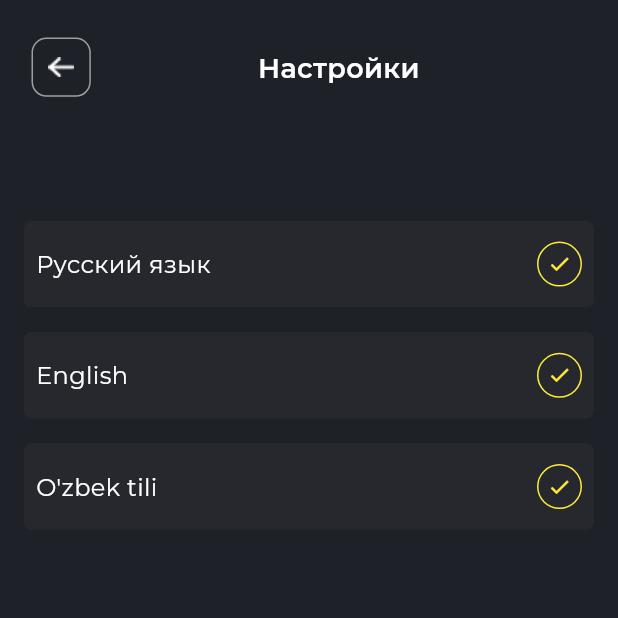
After one commit to Vakhiddev/taxiapp, a Flutter app: the SetLanguage screen opened directly, on a phone screen of 412 x 824 dp, the top half of it. The commit adds this screen. Run offline on Flutter 3.47's test engine with Material 3 defaults, Android fonts, the phone set to English and light mode, and no system bars; our stand-ins replace flutter_advanced_drawer, flutter_svg, flutter_switch, google_fonts, image_picker, package_info_plus; project files that could hold a hidden picture were left out.

Commit message:
myAddres, newLocation, setting, lang setting added and switch icon fixed

```diff
--- /dev/null
+++ b/lib/drawer_menu/set_language.dart
@@ -0,0 +1,201 @@
+import 'package:flutter/material.dart';
+import 'package:flutter_svg/svg.dart';
+
+import '../custom_widgets/back_button.dart';
+import '../custom_widgets/text_container.dart';
+
+class SetLanguage extends StatefulWidget {
+  const SetLanguage({super.key});
+
+  @override
+  State<SetLanguage> createState() => _SetLanguageState();
+}
+
+class _SetLanguageState extends State<SetLanguage> {
+  bool checkRu = true;
+  bool checkUz = true;
+  bool checkEng = true;
+
+  @override
+  Widget build(BuildContext context) {
+    double height = MediaQuery.of(context).size.height;
+    double width = MediaQuery.of(context).size.width;
+    return Scaffold(
+      body: SafeArea(
+        child: Center(
+          child: Padding(
+            padding: const EdgeInsets.symmetric(horizontal: 16.0),
+            child: Column(
+              crossAxisAlignment: CrossAxisAlignment.start,
+              children: [
+                Row(
+                  mainAxisAlignment: MainAxisAlignment.spaceBetween,
+                  children: [
+                    backButton(
+                      height: height * 0.8,
+                      width: width * 0.8,
+                      onTap: () {
+                        Navigator.pop(context);
+                      },
+                    ),
+                    const TextContainer(
+                      "Настройки",
+                      fontSize: 18,
+                      fontWeight: FontWeight.w600,
+                    ),
+                    const SizedBox(
+                      height: 10,
+                      width: 10,
+                    ),
+                  ],
+                ),
+                SizedBox(height: height * 0.05),
+                SizedBox(height: height * 0.02),
+                Container(
+                  height: height * 0.07,
+                  width: width,
+                  decoration: BoxDecoration(
+                      borderRadius: BorderRadius.circular(5),
+                      color: const Color.fromRGBO(38, 40, 45, 1)),
+                  child: Row(
+                    mainAxisAlignment: MainAxisAlignment.spaceBetween,
+                    children: [
+                      const Padding(
+                        padding: EdgeInsets.all(8.0),
+                        child: TextContainer("Русский язык"),
+                      ),
+
+                      Padding(
+                        padding: const EdgeInsets.all(8.0),
+                        child: GestureDetector(
+                          onTap: () {
+                            setState(() {
+                              checkRu = !checkRu;
+                            });
+                          },
+                          child: Container(
+                            width: 30,
+                            height: 30,
+                            decoration: BoxDecoration(
+                              shape: BoxShape.circle,
+                              border: Border.all(
+                                color: checkRu ? Colors.yellow : Colors.grey.shade700 ,
+                              ),
+                              color: Colors.transparent,
+                            ),
+                            child: checkRu
+                                ? const Icon(
+                              Icons.check,
+                              color: Colors.yellow,
+                              size: 16,
+                            )
+                                : null,
+                          ),
+                        ),
+                      ),
+                    ],
+                  ),
+                ),
+                SizedBox(height: height * 0.02),
+                Container(
+                  height: height * 0.07,
+                  width: width,
+                  decoration: BoxDecoration(
+                      borderRadius: BorderRadius.circular(5),
+                      color: const Color.fromRGBO(38, 40, 45, 1)),
+                  child: Row(
+                    mainAxisAlignment: MainAxisAlignment.spaceBetween,
+                    children: [
+                      const Padding(
+                        padding: EdgeInsets.all(8.0),
+                        child: TextContainer("English"),
+                      ),
+                      Padding(
+                        padding: const EdgeInsets.all(8.0),
+                        child: GestureDetector(
+                          onTap: () {
+                            setState(() {
+                              checkEng = !checkEng;
+                            });
+                          },
+                          child: Container(
+                            width: 30,
+                            height: 30,
+                            decoration: BoxDecoration(
+                              shape: BoxShape.circle,
+                              border: Border.all(
+                                color: checkEng ? Colors.yellow : Colors.grey.shade700 ,
+                              ),
+                              color: Colors.transparent,
+                            ),
+                            child: checkEng
+                                ? const Icon(
+                              Icons.check,
+                              color: Colors.yellow,
+                              size: 16,
+                            )
+                                : null,
+                          ),
+                        ),
+                      ),
+
+                    ],
+                  ),
+                ),
+                SizedBox(height: height * 0.02),
+
+
+                Container(
+                  height: height * 0.07,
+                  width: width,
+                  decoration: BoxDecoration(
+                    borderRadius: BorderRadius.circular(5),
+                    color: const Color.fromRGBO(38, 40, 45, 1),
+                  ),
+                  child: Row(
+                    mainAxisAlignment: MainAxisAlignment.spaceBetween,
+                    children: [
+                      const Padding(
+                        padding: EdgeInsets.all(8.0),
+                        child: TextContainer("O'zbek tili"),
+                      ),
+                      Padding(
+                        padding: const EdgeInsets.all(8.0),
+                        child: GestureDetector(
+                          onTap: () {
+                            setState(() {
+                              checkUz = !checkUz;
+                            });
+                          },
+                          child: Container(
+                            width: 30,
+                            height: 30,
+                            decoration: BoxDecoration(
+                              shape: BoxShape.circle,
+                              border: Border.all(
+                                color: checkUz ? Colors.yellow : Colors.grey.shade700 ,
+                              ),
+                              color: Colors.transparent,
+                            ),
+                            child: checkUz
+                                ? const Icon(
+                              Icons.check,
+                              color: Colors.yellow,
+                              size: 16,
+                            )
+                                : null,
+                          ),
+                        ),
+                      ),
+                    ],
+                  ),
+                ),
+
+              ],
+            ),
+          ),
+        ),
+      ),
+    );
+  }
+}
--- a/lib/screens copy/auth_screen.dart
+++ b/lib/screens copy/auth_screen.dart
@@ -66,7 +66,8 @@ class _AuthScreenState extends State<AuthScreen> {
                           textColor = const Color.fromRGBO(255, 255, 255, 1);
                           isPush = false;
                         }
-                      });
+                      }
+                      );
                     },
                     cursorColor: Colors.grey,
                     style: GoogleFonts.montserrat(
--- a/pubspec.yaml
+++ b/pubspec.yaml
@@ -41,6 +41,7 @@ dependencies:
   flutter_svg: ^2.0.10+1
   image_picker: ^1.1.1
   flutter_advanced_drawer: ^1.3.6
+  flutter_switch: ^0.3.2
 
 dev_dependencies:
   flutter_test:
```
Also changed, not shown: lib/custom_widgets/custom_drawer.dart (+9 -3 lines), lib/drawer_menu/myadress.dart (+11 -5 lines), lib/drawer_menu/new_location.dart (added, +178 -0 lines), lib/drawer_menu/setting.dart (added, +153 -0 lines), pubspec.lock.
